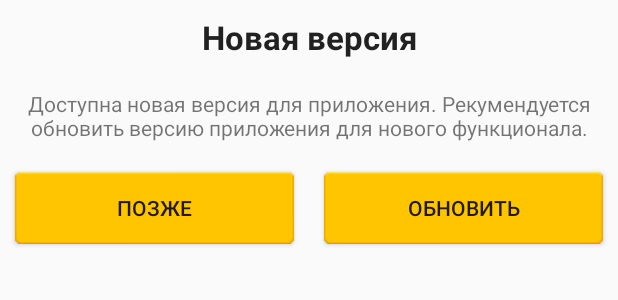
After one commit to rusCom/aTaxiBooking, an Android app: the layout dialog_new_version.xml on its own in the app's theme, with its tools: preview values and no code run, on a phone screen of 412 x 824 dp. The commit adds this screen. Shown: the top 300 px of the screen. Run offline under Robolectric (Android 15) with nearby library versions, the phone set to English and light mode, and no system bars.

Commit message:
NewVersionDialog

```diff
--- a/app/src/main/java/org/toptaxi/ataxibooking/MainActivity.java
+++ b/app/src/main/java/org/toptaxi/ataxibooking/MainActivity.java
@@ -57,6 +57,7 @@ import org.json.JSONException;
 import org.json.JSONObject;
 import org.toptaxi.ataxibooking.data.Constants;
 import org.toptaxi.ataxibooking.data.Driver;
+import org.toptaxi.ataxibooking.dialogs.NewVersionDialog;
 import org.toptaxi.ataxibooking.dialogs.UserAgreementDialog;
 import org.toptaxi.ataxibooking.tools.DOTResponse;
 import org.toptaxi.ataxibooking.tools.OnMainDataChangeListener;
@@ -110,6 +111,10 @@ public class MainActivity extends FragmentActivity implements OnMapReadyCallback
         if (MainApplication.getInstance().getAccount().IsShowUserAgreement()){
             UserAgreementDialog userAgreementDialog = new UserAgreementDialog(this);
             userAgreementDialog.show();
+        }
+        // Проверим на наличие обновления
+        else if (MainApplication.getInstance().getAccount().IsShowUpgradeVersion()){
+            new NewVersionDialog(this).show();
         }
 
     }
--- a/app/src/main/java/org/toptaxi/ataxibooking/dialogs/UserAgreementDialog.java
+++ b/app/src/main/java/org/toptaxi/ataxibooking/dialogs/UserAgreementDialog.java
@@ -6,14 +6,13 @@ import android.content.Context;
 import android.text.Html;
 import android.text.method.LinkMovementMethod;
 import android.view.View;
-import android.widget.Button;
 import android.widget.TextView;
 
 import org.toptaxi.ataxibooking.MainApplication;
 import org.toptaxi.ataxibooking.R;
 
 public class UserAgreementDialog extends Dialog implements View.OnClickListener {
-    protected static String TAG = "#########" + UserAgreementDialog.class.getName();
+    //protected static String TAG = "#########" + UserAgreementDialog.class.getName();
 
     public UserAgreementDialog(Context context) {
         super(context);
--- /dev/null
+++ b/app/src/main/res/layout/dialog_new_version.xml
@@ -0,0 +1,51 @@
+<?xml version="1.0" encoding="utf-8"?>
+<LinearLayout xmlns:android="http://schemas.android.com/apk/res/android"
+    android:orientation="vertical" android:layout_width="match_parent"
+    android:layout_height="match_parent">
+
+    <TextView
+        android:id="@+id/tvNewVersionCaption"
+        android:layout_width="match_parent"
+        android:layout_height="wrap_content"
+        android:text="@string/tvNewVersionCaption"
+        android:layout_margin="@dimen/activity_margin"
+        android:textAlignment="center"
+        android:textStyle="bold"
+        android:textAppearance="?android:attr/textAppearanceLarge"/>
+
+    <TextView
+        android:id="@+id/tvNewVersionText"
+        android:layout_width="match_parent"
+        android:layout_height="wrap_content"
+        android:text="@string/tvNewVersionText"
+        android:textAlignment="center"
+        android:layout_margin="@dimen/activity_margin"/>
+    <LinearLayout
+        android:layout_width="match_parent"
+        android:layout_height="match_parent"
+        android:orientation="horizontal">
+        <Button
+            android:id="@+id/btnNewVersionCancel"
+            android:layout_width="match_parent"
+            android:layout_height="wrap_content"
+            android:text="@string/btnNewVersionCancel"
+            android:layout_weight="1"
+            android:background="@drawable/btn_main"
+            android:layout_margin="@dimen/activity_margin"/>
+        <Button
+            android:id="@+id/btnNewVersionOk"
+            android:layout_width="match_parent"
+            android:layout_height="wrap_content"
+            android:text="@string/btnNewVersionOk"
+            android:layout_weight="1"
+            android:background="@drawable/btn_main"
+            android:layout_margin="@dimen/activity_margin"/>
+
+    </LinearLayout>
+
+
+
+
+
+
+</LinearLayout>
--- a/app/src/main/res/values/strings.xml
+++ b/app/src/main/res/values/strings.xml
@@ -48,6 +48,11 @@
     <!-- UserAgreementDialog -->
     <string name="tvUserAgreementCaption">Условия использование</string>
     <string name="tvUserAgreementText">Что бы продолжить, пожалуйста, ознакомьтесь и примите наши Условия и Политику конфиденциальности.</string>
+    <!-- NewVersionDialog -->
+    <string name="tvNewVersionCaption">Новая версия</string>
+    <string name="tvNewVersionText">Доступна новая версия для приложения. Рекумендуется обновить версию приложения для нового функционала.</string>
+    <string name="btnNewVersionCancel">Позже</string>
+    <string name="btnNewVersionOk">Обновить</string>
 
     <!-- DrawerItems -->
     <string name="menuBalanceItem">Бонусы</string>
```
Also changed, not shown: app/src/main/java/org/toptaxi/ataxibooking/data/Account.java (+17 -0 lines), app/src/main/java/org/toptaxi/ataxibooking/data/Preferences.java (+9 -5 lines), app/src/main/java/org/toptaxi/ataxibooking/dialogs/NewVersionDialog.java (added, +36 -0 lines).
